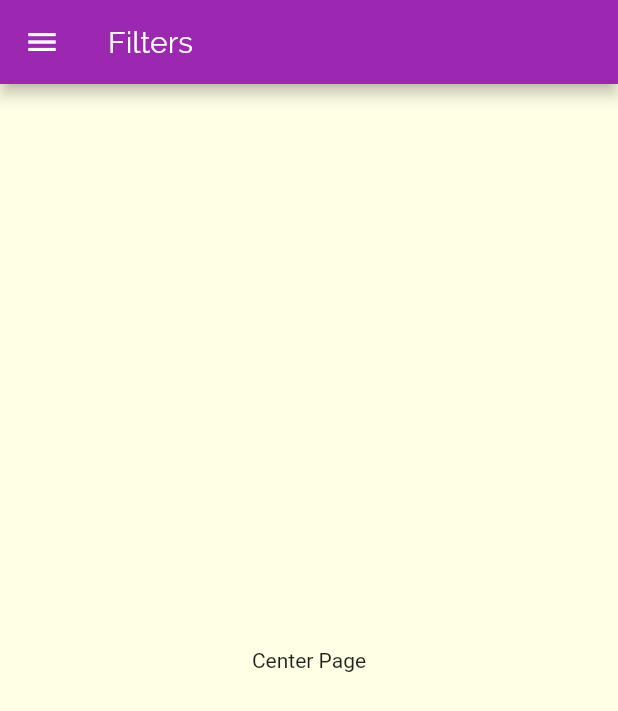
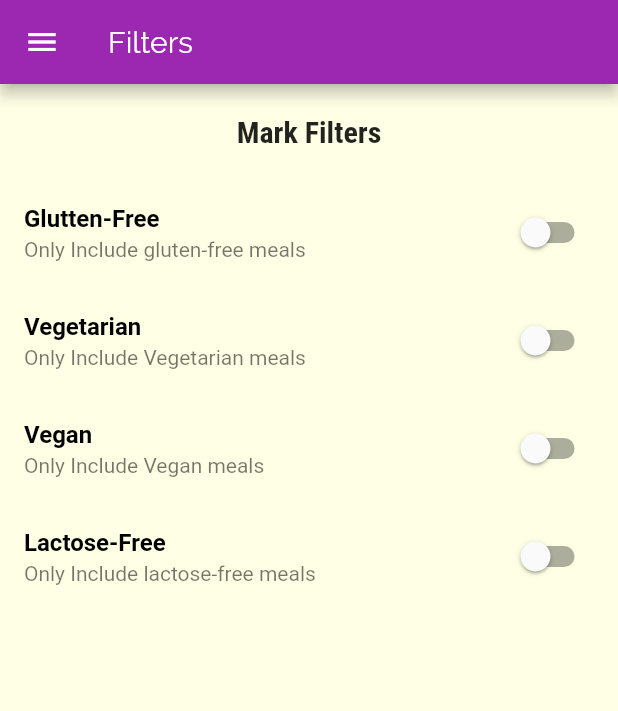
Before and after one commit to dipinkp1993/FoodZoned, a Flutter app: the FilterPage screen opened by its route, on a phone screen of 412 x 824 dp. Shown: the top 711 px of the screen. Run offline on Flutter 3.47's test engine with Material 2 defaults, Android fonts, the phone set to English and light mode, and no system bars.

Commit message:
added filter switches

```diff
--- a/lib/pages/filter_page.dart
+++ b/lib/pages/filter_page.dart
@@ -1,8 +1,38 @@
 import 'package:flutter/material.dart';
 import '../widgets/main_drawer.dart';
 
-class FilterPage extends StatelessWidget {
+class FilterPage extends StatefulWidget {
   static const routeName = '/filter';
+
+  @override
+  _FilterPageState createState() => _FilterPageState();
+}
+
+class _FilterPageState extends State<FilterPage> {
+  var _glutenFree = false;
+  var _vegeterian = false;
+  var _vegan = false;
+  var _lactoseFree = false;
+  Widget _buildSwitchListTile(
+    String title,
+    String desc,
+    bool currentValue,
+    Function updateValue,
+  ) {
+    return SwitchListTile(
+      title: Text(
+        title,
+        style: TextStyle(
+          color: Colors.black,
+          fontWeight: FontWeight.bold,
+        ),
+      ),
+      subtitle: Text(desc),
+      value:currentValue,
+      onChanged:updateValue,
+    );
+  }
+
   @override
   Widget build(BuildContext context) {
     return Scaffold(
@@ -10,8 +40,49 @@ class FilterPage extends StatelessWidget {
         title: Text("Filters"),
       ),
       drawer: MainDrawer(),
-      body: Center(
-        child: Text("Center Page"),
+      body: Column(
+        children: <Widget>[
+          Container(
+            padding: EdgeInsets.all(20),
+            child: Text(
+              "Mark Filters",
+              style: Theme.of(context).textTheme.headline6,
+            ),
+          ),
+          Expanded(
+              child: ListView(
+            children: <Widget>[
+              _buildSwitchListTile(
+                  'Glutten-Free', 'Only Include gluten-free meals', _glutenFree,
+                  (newValue) {
+                setState(() {
+                  _glutenFree = newValue;
+                });
+              }),
+              _buildSwitchListTile(
+                  'Vegetarian', 'Only Include Vegetarian meals', _vegeterian,
+                  (newValue) {
+                setState(() {
+                  _vegeterian = newValue;
+                });
+              }),
+              _buildSwitchListTile(
+                  'Vegan', 'Only Include Vegan meals', _vegan,
+                  (newValue) {
+                setState(() {
+                  _vegan = newValue;
+                });
+              }),
+              _buildSwitchListTile(
+                  'Lactose-Free', 'Only Include lactose-free meals', _lactoseFree,
+                  (newValue) {
+                setState(() {
+                  _lactoseFree = newValue;
+                });
+              }),
+            ],
+          )),
+        ],
       ),
     );
   }
--- a/lib/pages/meal_recipe_page.dart
+++ b/lib/pages/meal_recipe_page.dart
@@ -17,6 +17,7 @@ class MealRecipeDetail extends StatelessWidget {
   Widget build(BuildContext context) {
     final mealId = ModalRoute.of(context).settings.arguments as String;
     final mealsData = DUMMY_MEALS.firstWhere((meals) => meals.id == mealId);
+
     return Scaffold(
       appBar: AppBar(
         title: Text(mealsData.title),
```
Also changed, not shown: lib/pages/category_recipe_page.dart (+13 -1 lines).
